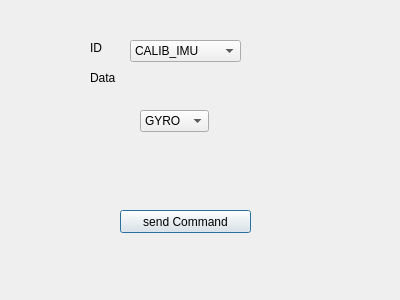
This is ARVID_GS/tcwindow.ui in Eruvae/floatsat5 as Qt 5 draws it before an edit. The edited form follows.
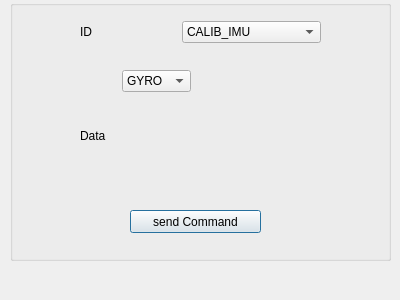
This is the edited form. The open tabs and pages were chosen to show the change. Icons and pictures are not drawn.

```diff
--- a/ARVID_GS/tcwindow.ui
+++ b/ARVID_GS/tcwindow.ui
@@ -13,41 +13,41 @@
   <property name="windowTitle">
    <string>Dialog</string>
   </property>
-  <widget class="QLabel" name="label_12">
+  <property name="windowIcon">
+   <iconset resource="arvid_res.qrc">
+    <normaloff>:/Project Images/Img/Telecommang.png</normaloff>:/Project Images/Img/Telecommang.png</iconset>
+  </property>
+  <widget class="QGroupBox" name="groupBox">
    <property name="geometry">
     <rect>
-     <x>90</x>
+     <x>10</x>
+     <y>0</y>
+     <width>381</width>
+     <height>261</height>
+    </rect>
+   </property>
+   <property name="title">
+    <string/>
+   </property>
+   <widget class="QWidget" name="">
+    <property name="geometry">
+     <rect>
+      <x>70</x>
      <y>70</y>
-     <width>31</width>
-     <height>16</height>
-    </rect>
-   </property>
+      <width>241</width>
+      <height>131</height>
+     </rect>
+    </property>
+    <layout class="QHBoxLayout" name="horizontalLayout">
+     <item>
+      <widget class="QLabel" name="label_12">
    <property name="text">
     <string>Data</string>
    </property>
   </widget>
-  <widget class="QPushButton" name="pb">
-   <property name="geometry">
-    <rect>
-     <x>120</x>
-     <y>210</y>
-     <width>131</width>
-     <height>23</height>
-    </rect>
-   </property>
-   <property name="text">
-    <string>send Command</string>
-   </property>
-  </widget>
+     </item>
+     <item>
   <widget class="QStackedWidget" name="stackedTCData">
-   <property name="geometry">
-    <rect>
-     <x>120</x>
-     <y>90</y>
-     <width>201</width>
-     <height>91</height>
-    </rect>
-   </property>
    <property name="currentIndex">
     <number>2</number>
    </property>
@@ -55,8 +55,8 @@
     <widget class="QComboBox" name="comboIMUcal">
      <property name="geometry">
       <rect>
-       <x>20</x>
-       <y>20</y>
+           <x>10</x>
+           <y>0</y>
        <width>69</width>
        <height>22</height>
       </rect>
@@ -253,28 +253,41 @@
     </widget>
    </widget>
   </widget>
+     </item>
+    </layout>
+   </widget>
+   <widget class="QPushButton" name="pb">
+    <property name="geometry">
+     <rect>
+      <x>120</x>
+      <y>210</y>
+      <width>131</width>
+      <height>23</height>
+     </rect>
+    </property>
+    <property name="text">
+     <string>send Command</string>
+    </property>
+   </widget>
+   <widget class="QWidget" name="">
+    <property name="geometry">
+     <rect>
+      <x>70</x>
+      <y>20</y>
+      <width>241</width>
+      <height>24</height>
+     </rect>
+    </property>
+    <layout class="QHBoxLayout" name="horizontalLayout_2">
+     <item>
   <widget class="QLabel" name="label_9">
-   <property name="geometry">
-    <rect>
-     <x>90</x>
-     <y>40</y>
-     <width>16</width>
-     <height>16</height>
-    </rect>
-   </property>
    <property name="text">
     <string>ID</string>
    </property>
   </widget>
+     </item>
+     <item>
   <widget class="QComboBox" name="comboTC">
-   <property name="geometry">
-    <rect>
-     <x>130</x>
-     <y>40</y>
-     <width>111</width>
-     <height>22</height>
-    </rect>
-   </property>
    <item>
     <property name="text">
      <string>CALIB_IMU</string>
@@ -291,7 +304,13 @@
     </property>
    </item>
   </widget>
- </widget>
- <resources/>
+     </item>
+    </layout>
+   </widget>
+  </widget>
+ </widget>
+ <resources>
+  <include location="arvid_res.qrc"/>
+ </resources>
  <connections/>
 </ui>
```
Left out of the diff: 4 changed lines with no effect on the pictures. Lines whose indentation alone changed are shown as unchanged.
